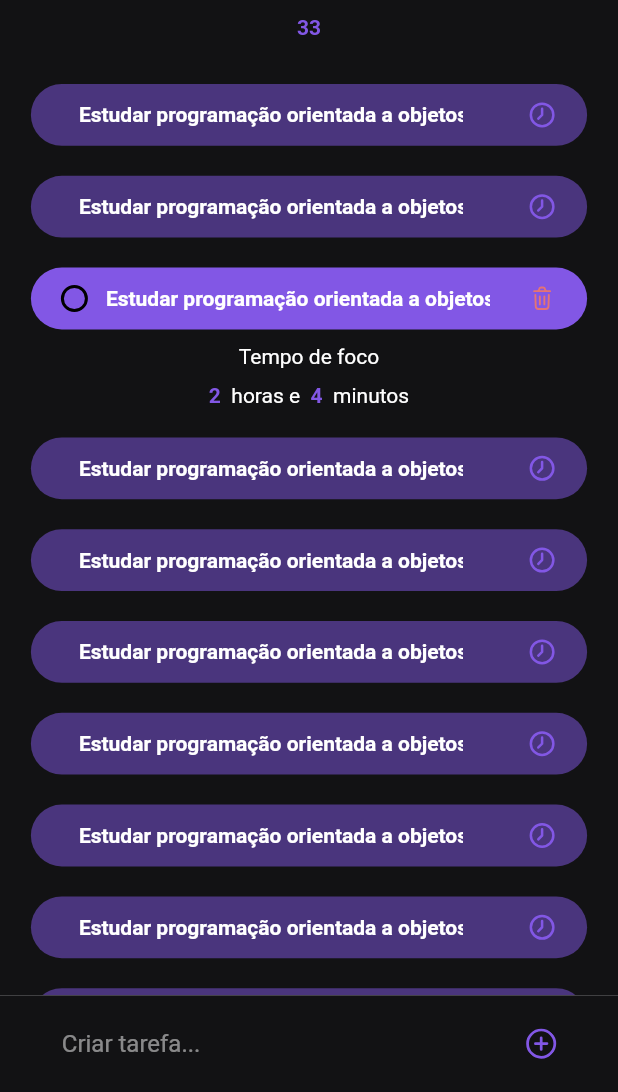
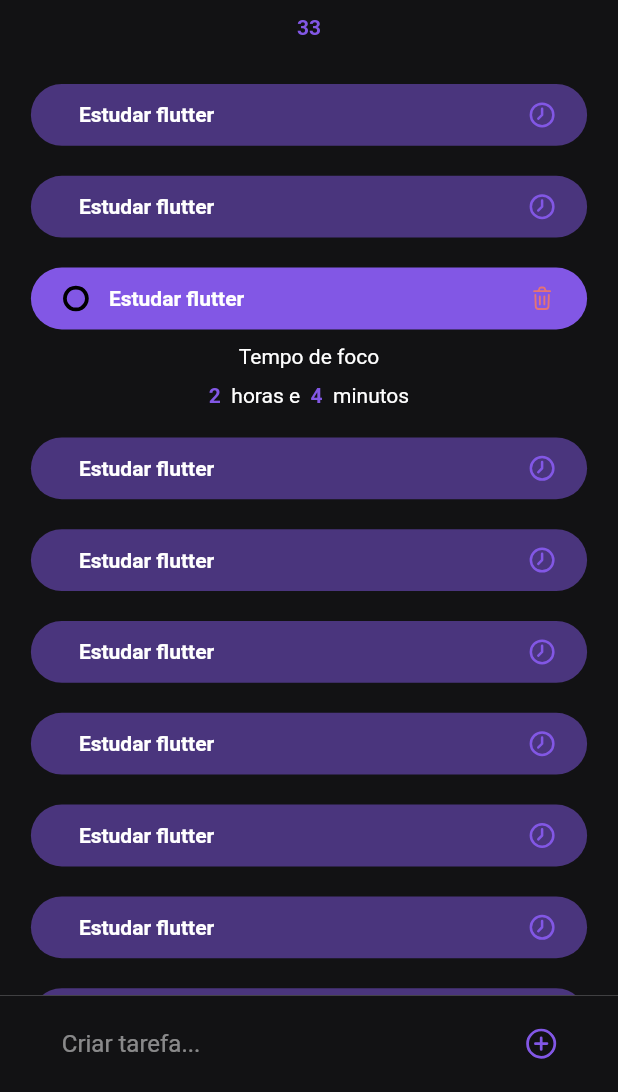
Before and after one commit to RodrigoLima96/time_sense, a Flutter app: the TasksPage screen opened directly, on a phone screen of 412 x 824 dp, the part 144-1236 px from its top. Run offline on Flutter 3.47's test engine with Material 2 defaults, Android fonts, the phone set to English and light mode, and no system bars; our stand-ins replace circular_countdown_timer, flutter_svg, sqflite; accounts and stored records are empty; network calls fail.

Commit message:
add pomodoro tasks methods and change task widget

```diff
--- a/lib/src/app_widget.dart
+++ b/lib/src/app_widget.dart
@@ -17,6 +17,7 @@ class MyApp extends StatelessWidget {
         Provider(create: (context) => DatabaseService(context.read())),
         Provider(create: (context) => PomodoroRepository(context.read())),
         ChangeNotifierProvider(create: (context) => PomodoroController(context.read())),
+        ChangeNotifierProvider(create: (context) => TaskController()),
       ],
       child: const MaterialApp(
         title: 'Time Sense',
--- a/lib/src/controllers/controllers.dart
+++ b/lib/src/controllers/controllers.dart
@@ -1 +1,2 @@
 export './pomodoro_controller.dart';
+export './task_controller.dart';
--- /dev/null
+++ b/lib/src/controllers/task_controller.dart
@@ -0,0 +1,32 @@
+import 'package:flutter/material.dart';
+
+import '../models/task.dart';
+
+class TaskController extends ChangeNotifier {
+  List<Task> pendingTaskList = [
+    Task(
+      id: '1',
+      text: 'Criar um site de compras',
+      status: 'pending',
+      totalFocusingTime: 2456,
+      creationDate: DateTime.now(),
+      completionDate: DateTime.now(),
+    ),
+    Task(
+      id: '2',
+      text: 'Estudar flutter',
+      status: 'pending',
+      totalFocusingTime: 1456,
+      creationDate: DateTime.now(),
+      completionDate: DateTime.now(),
+    ),
+    Task(
+      id: '3',
+      text: 'Desenvolver time sense app',
+      status: 'pending',
+      totalFocusingTime: 2316,
+      creationDate: DateTime.now(),
+      completionDate: DateTime.now(),
+    ),
+  ];
+}
--- a/lib/src/models/task.dart
+++ b/lib/src/models/task.dart
@@ -3,8 +3,8 @@ class Task {
   final String text;
   final String status;
   final int totalFocusingTime;
-  final DateTime creationDate;
-  final DateTime completionDate;
+  final DateTime? creationDate;
+  final DateTime? completionDate;
 
   Task({
     required this.id,
@@ -32,8 +32,8 @@ class Task {
       text: map['text'],
       status: map['status'],
       totalFocusingTime: map['totalFocusingTime'],
-      creationDate: map['creationDate'],
-      completionDate: map['completionDate'],
+      creationDate: map['creationDate'] != null ? DateTime.parse(map['creationDate']) : null,
+      completionDate: map['completionDate'] != null ? DateTime.parse(map['completionDate']) : null,
     );
   }
 }
--- a/lib/src/pages/tasks/widgets/task_widget.dart
+++ b/lib/src/pages/tasks/widgets/task_widget.dart
@@ -14,6 +14,8 @@ class TaskWidget extends StatelessWidget {
   final bool showFrontIcon;
   final Color widgetColor;
   final bool showTaskDetails;
+  final Function frontFunction;
+  final Function backFunction;
 
   const TaskWidget({
     super.key,
@@ -23,7 +25,9 @@ class TaskWidget extends StatelessWidget {
     required this.showFrontIcon,
     required this.backIconColor,
     required this.widgetColor,
-    required this.showTaskDetails
+    required this.showTaskDetails,
+    required this.frontFunction,
+    required this.backFunction,
   });
 
   @override
@@ -49,28 +53,28 @@ class TaskWidget extends StatelessWidget {
                   children: [
                     showFrontIcon
                         ? GestureDetector(
-                            child: Container(
-                              height: 18,
-                              width: 18,
-                              decoration: BoxDecoration(
-                                shape: BoxShape.circle,
-                                color: secondaryColor,
-                                border: Border.all(
-                                  color: Colors.black,
-                                  width: 2,
+                            child: SizedBox(
+                              height: 20,
+                              width: 20,
+                              child: SvgPicture.asset(
+                                frontIcon,
+                                color: showTaskDetails
+                                    ? Colors.black
+                                    : primaryColor,
                               ),
                             ),
-                            ),
-                            onTap: () {},
+                            onTap: () {
+                              frontFunction();
+                            },
                           )
                         : const SizedBox(),
                     Container(
                       width: size.width * 0.65,
                       padding: const EdgeInsets.only(left: 12),
-                      child: const SingleChildScrollView(
+                      child: SingleChildScrollView(
                         scrollDirection: Axis.horizontal,
                         child: Text(
-                          'Estudar programação orientada a objetos',
+                          text,
                           style: textBold,
                         ),
                       ),
@@ -87,19 +91,23 @@ class TaskWidget extends StatelessWidget {
                     color: backIconColor,
                   ),
                 ),
-                onTap: () {},
+                onTap: () {
+                  backFunction();
+                },
               ),
             ],
           ),
         ),
-        showTaskDetails ? Container(
+        showTaskDetails
+            ? Container(
                 margin: const EdgeInsets.only(top: 10),
                 child: const TotalFocusingTimeWidget(
                   hours: 2,
                   minutes: 4,
                   text: 'Tempo de foco',
                 ),
-        ) : const SizedBox(),
+              )
+            : const SizedBox(),
       ],
     );
   }
--- a/lib/src/pages/tasks/widgets/tasks_page_body.dart
+++ b/lib/src/pages/tasks/widgets/tasks_page_body.dart
@@ -41,13 +41,15 @@ class TasksPageBody extends StatelessWidget {
                     return Container(
                       margin: const EdgeInsets.only(bottom: 20),
                       child: TaskWidget(
-                        frontIcon: 'assets/icons/start.svg',
+                        frontIcon: 'assets/icons/circle.svg',
                         backIcon: index == 2 ? 'assets/icons/delete-icon.svg' : 'assets/icons/pending-icon.svg',
                         backIconColor: index == 2 ? Colors.red.shade300 : primaryColor,
                         showFrontIcon: index == 2 ? true : false,
                         text: 'Estudar flutter',
                         widgetColor: index == 2 ? primaryColor : secondaryColor,
                         showTaskDetails: index == 2 ? true : false,
+                        frontFunction: (){},
+                        backFunction: (){},
                       ),
                     );
                   },
--- a/lib/src/services/database/database_service.dart
+++ b/lib/src/services/database/database_service.dart
@@ -26,7 +26,7 @@ class DatabaseService {
   getTaskById({required String taskId}) async {
     Database db = await _databaseService.database;
 
-    final task = await db.query('task', where: 'id = ?', whereArgs: [taskId]);
+    final task = await db.query('tasks', where: 'id = ?', whereArgs: [taskId]);
     return task[0];
   }
 
--- a/lib/src/services/database/init_database_service.dart
+++ b/lib/src/services/database/init_database_service.dart
@@ -31,6 +31,7 @@ class InitDatabaseService {
 
     await db.execute(_initialPomodoroData);
     await db.execute(_initialSettingsData);
+    await db.execute(_initialTasksData);
   }
 
   String get _pomodoro => '''
@@ -67,7 +68,7 @@ class InitDatabaseService {
     );
   ''';
 
-String get _initialPomodoroData => '''
+  String get _initialPomodoroData => '''
   INSERT INTO pomodoro (
     status,
     remainingPomodoroTime,
@@ -88,7 +89,7 @@ String get _initialPomodoroData => '''
     'longBreak',
     null,
     0,
-    'null'
+    null
   );
 ''';
 
@@ -107,4 +108,24 @@ String get _initialPomodoroData => '''
     4
   );
 ''';
+
+  String get _initialTasksData => '''
+  INSERT INTO tasks (
+    id,
+    text,
+    status,
+    totalFocusingTime,
+    creationDate,
+    completionDate
+  )
+
+  VALUES (
+    3,
+    'Desenvolver time sense app',
+    'pending',
+    4233,
+    null,
+    null
+  );
+''';
 }
--- a/lib/src/shared/widgets/widgets.dart
+++ b/lib/src/shared/widgets/widgets.dart
@@ -1,5 +1,4 @@
 export './primary_button.dart';
-export './task_container.dart';
 export './user_circle_avatar.dart';
 export './custom_app_bar.dart';
 export './add_task_widget.dart';
```
Also changed, not shown: lib/src/controllers/pomodoro_controller.dart (+17 -1 lines), lib/src/pages/home/widgets/bottomSheet/home_bottom_sheet.dart (+15 -16 lines), lib/src/pages/home/widgets/bottomSheet/task_container_bottom_sheet.dart (+5 -3 lines), lib/src/pages/home/widgets/home_body.dart (+16 -1 lines), lib/src/repositories/pomodoro_repository.dart (+7 -1 lines), lib/src/shared/widgets/task_container.dart (deleted, +0 -91 lines), assets/icons/circle.svg (added). Lines whose indentation alone changed are shown as unchanged.
